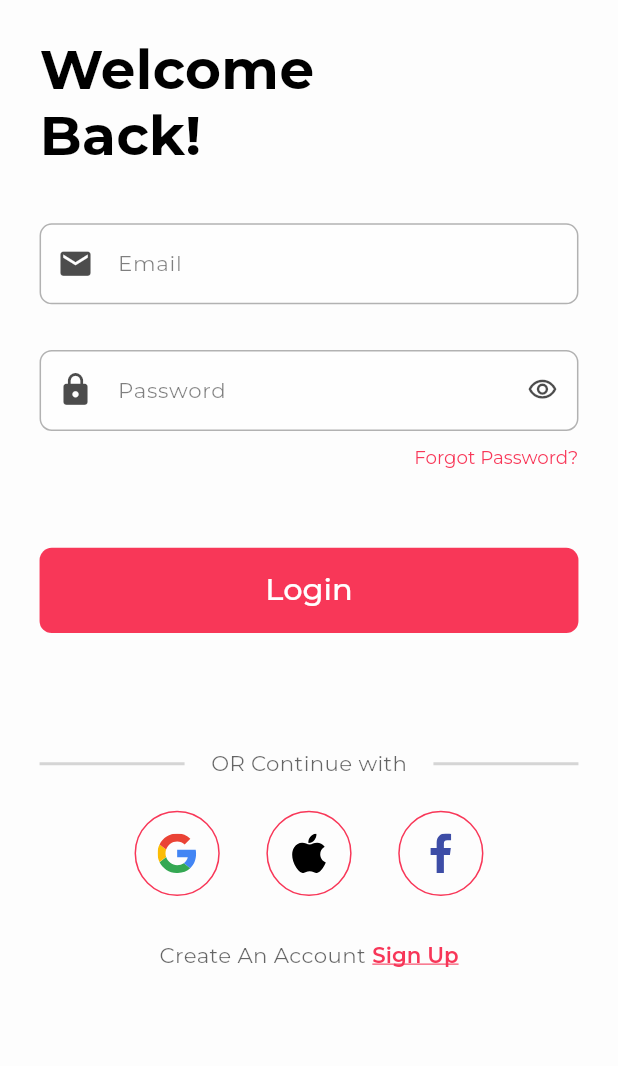
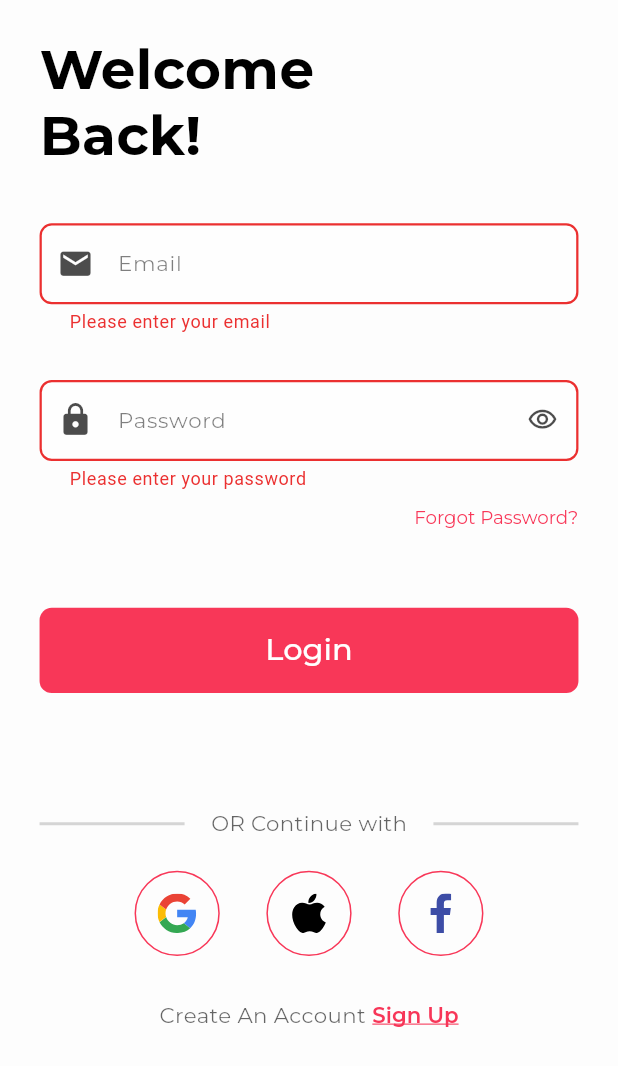
Before and after one commit to EsAm1973/Stylish, a Flutter app: the LoginView screen opened by its route, after a tap on "Login", on a phone screen of 412 x 824 dp. Shown: the top 1066 px of the screen. Run offline on Flutter 3.47's test engine with Material 3 defaults, Android fonts, the phone set to English and light mode, and no system bars; our stand-ins replace dartz, dio, dots_indicator, equatable, flutter_bloc, flutter_screenutil and 6 more; accounts and stored records are empty.

Commit message:
Finish Login Logic to login users

```diff
--- a/lib/Core/utils/app_endpoints.dart
+++ b/lib/Core/utils/app_endpoints.dart
@@ -1,3 +1,4 @@
 abstract class AppEndpoints {
-  static const String createUser = 'users/';
+  static const String register = 'users/';
+  static const String login = 'auth/login/';
 }
--- a/lib/Core/utils/app_router.dart
+++ b/lib/Core/utils/app_router.dart
@@ -2,6 +2,7 @@ import 'package:flutter_bloc/flutter_bloc.dart';
 import 'package:go_router/go_router.dart';
 import 'package:stylish/Core/services/getit_service.dart';
 import 'package:stylish/Features/auth/data/repos/auth_repo.dart';
+import 'package:stylish/Features/auth/presentation/manager/login/login_cubit.dart';
 import 'package:stylish/Features/auth/presentation/manager/register/register_cubit.dart';
 import 'package:stylish/Features/auth/presentation/views/forget_pass_view.dart';
 import 'package:stylish/Features/auth/presentation/views/login_view.dart';
@@ -28,7 +29,10 @@ abstract class AppRouter {
       ),
       GoRoute(
         path: kLoginRoute,
-        builder: (context, state) => const LoginView(),
+        builder: (context, state) => BlocProvider(
+          create: (context) => LoginCubit(getit<AuthRepo>()),
+          child: const LoginView(),
+        ),
       ),
       GoRoute(
         path: kSignupRoute,
--- a/lib/Features/auth/data/repos/auth_repo.dart
+++ b/lib/Features/auth/data/repos/auth_repo.dart
@@ -1,7 +1,6 @@
 import 'package:dartz/dartz.dart';
 import 'package:stylish/Core/errors/failure.dart';
 
-/// Abstract repository for authentication operations
 abstract class AuthRepo {
   Future<Either<Failure, Map<String, dynamic>>> register({
     required String name,
@@ -9,4 +8,9 @@ abstract class AuthRepo {
     required String password,
     String? avatar,
   });
+
+  Future<Either<Failure, Map<String, dynamic>>> login({
+    required String email,
+    required String password,
+  });
 }
--- /dev/null
+++ b/lib/Features/auth/presentation/manager/login/login_cubit.dart
@@ -0,0 +1,28 @@
+import 'package:flutter_bloc/flutter_bloc.dart';
+import 'package:stylish/Features/auth/data/repos/auth_repo.dart';
+import 'package:stylish/Features/auth/presentation/manager/login/login_state.dart';
+
+class LoginCubit extends Cubit<LoginState> {
+  final AuthRepo _authRepo;
+
+  LoginCubit(this._authRepo) : super(const LoginInitial());
+
+  Future<void> login({required String email, required String password}) async {
+    emit(const LoginLoading());
+
+    final result = await _authRepo.login(email: email, password: password);
+
+    result.fold(
+      (failure) {
+        emit(LoginFailure(errorMessage: failure.errorMessage));
+      },
+      (loginData) {
+        emit(LoginSuccess(loginData: loginData));
+      },
+    );
+  }
+
+  void resetState() {
+    emit(const LoginInitial());
+  }
+}
--- /dev/null
+++ b/lib/Features/auth/presentation/manager/login/login_state.dart
@@ -0,0 +1,34 @@
+import 'package:equatable/equatable.dart';
+
+abstract class LoginState extends Equatable {
+  const LoginState();
+
+  @override
+  List<Object?> get props => [];
+}
+
+class LoginInitial extends LoginState {
+  const LoginInitial();
+}
+
+class LoginLoading extends LoginState {
+  const LoginLoading();
+}
+
+class LoginSuccess extends LoginState {
+  final Map<String, dynamic> loginData;
+
+  const LoginSuccess({required this.loginData});
+
+  @override
+  List<Object?> get props => [loginData];
+}
+
+class LoginFailure extends LoginState {
+  final String errorMessage;
+
+  const LoginFailure({required this.errorMessage});
+
+  @override
+  List<Object?> get props => [errorMessage];
+}
--- a/lib/Features/auth/presentation/views/widgets/login_form.dart
+++ b/lib/Features/auth/presentation/views/widgets/login_form.dart
@@ -9,12 +9,13 @@ class LoginForm extends StatefulWidget {
   const LoginForm({super.key});
 
   @override
-  State<LoginForm> createState() => _LoginFormState();
+  State<LoginForm> createState() => LoginFormState();
 }
 
-class _LoginFormState extends State<LoginForm> {
+class LoginFormState extends State<LoginForm> {
   final TextEditingController _emailController = TextEditingController();
   final TextEditingController _passwordController = TextEditingController();
+  final GlobalKey<FormState> formKey = GlobalKey<FormState>();
   bool _obscurePassword = true;
 
   @override
@@ -24,9 +25,38 @@ class _LoginFormState extends State<LoginForm> {
     super.dispose();
   }
 
+  String? _validateEmail(String? value) {
+    if (value == null || value.trim().isEmpty) {
+      return 'Please enter your email';
+    }
+    final emailRegex = RegExp(
+      r'^[a-zA-Z0-9._%+-]+@[a-zA-Z0-9.-]+\.[a-zA-Z]{2,}$',
+    );
+    if (!emailRegex.hasMatch(value.trim())) {
+      return 'Please enter a valid email';
+    }
+    return null;
+  }
+
+  String? _validatePassword(String? value) {
+    if (value == null || value.isEmpty) {
+      return 'Please enter your password';
+    }
+    if (value.length < 6) {
+      return 'Password must be at least 6 characters';
+    }
+    return null;
+  }
+
+  String get email => _emailController.text.trim();
+  String get password => _passwordController.text;
+
   @override
   Widget build(BuildContext context) {
-    return Column(
+    return Form(
+      key: formKey,
+      child: Column(
+        crossAxisAlignment: CrossAxisAlignment.start,
         children: [
           CustomTextField(
             controller: _emailController,
@@ -38,6 +68,7 @@ class _LoginFormState extends State<LoginForm> {
             ),
             keyboardType: TextInputType.emailAddress,
             textInputAction: TextInputAction.next,
+            validator: _validateEmail,
           ),
           SizedBox(height: 30.h),
           CustomTextField(
@@ -64,6 +95,7 @@ class _LoginFormState extends State<LoginForm> {
               },
             ),
             textInputAction: TextInputAction.done,
+            validator: _validatePassword,
             onSubmitted: (_) => {},
           ),
           SizedBox(height: 9.h),
@@ -87,6 +119,7 @@ class _LoginFormState extends State<LoginForm> {
             ),
           ),
         ],
+      ),
     );
   }
 }
--- a/lib/Features/auth/presentation/views/widgets/login_view_body.dart
+++ b/lib/Features/auth/presentation/views/widgets/login_view_body.dart
@@ -1,6 +1,11 @@
 import 'package:flutter/material.dart';
+import 'package:flutter_bloc/flutter_bloc.dart';
 import 'package:flutter_screenutil/flutter_screenutil.dart';
+import 'package:go_router/go_router.dart';
 import 'package:stylish/Core/widgets/custom_button.dart';
+import 'package:stylish/Features/auth/presentation/manager/login/login_cubit.dart';
+import 'package:stylish/Features/auth/presentation/manager/login/login_state.dart';
+import 'package:stylish/Features/auth/presentation/views/widgets/auth_dialog.dart';
 import 'package:stylish/Features/auth/presentation/views/widgets/login_form.dart';
 import 'package:stylish/Features/auth/presentation/views/widgets/or_continue_with_divider.dart';
 import 'package:stylish/Features/auth/presentation/views/widgets/signup_navigation.dart';
@@ -12,15 +17,56 @@ class LoginViewBody extends StatelessWidget {
 
   @override
   Widget build(BuildContext context) {
+    final formKey = GlobalKey<LoginFormState>();
+
+    return BlocConsumer<LoginCubit, LoginState>(
+      listener: (context, state) {
+        if (state is LoginSuccess) {
+          showDialog(
+            context: context,
+            barrierDismissible: false,
+            builder: (context) => const AuthDialog(
+              isSuccess: true,
+              message: 'Login successful! Welcome back.',
+            ),
+          ).then((_) {
+            // Navigate to home page - update this route when home is ready
+            GoRouter.of(context).pop();
+          });
+        } else if (state is LoginFailure) {
+          showDialog(
+            context: context,
+            builder: (context) =>
+                AuthDialog(isSuccess: false, message: state.errorMessage),
+          );
+        }
+      },
+      builder: (context, state) {
+        final isLoading = state is LoginLoading;
+
         return SingleChildScrollView(
           padding: EdgeInsets.symmetric(horizontal: 24.w, vertical: 24.h),
           child: Column(
             crossAxisAlignment: CrossAxisAlignment.start,
             children: [
               const WelcomeText(),
-          const LoginForm(),
+              LoginForm(key: formKey),
               SizedBox(height: 52.h),
-          CustomButton(text: 'Login', onPressed: () {}),
+              CustomButton(
+                text: isLoading ? 'Logging in...' : 'Login',
+                onPressed: isLoading
+                    ? () {}
+                    : () {
+                        final form = formKey.currentState;
+                        if (form != null &&
+                            form.formKey.currentState!.validate()) {
+                          context.read<LoginCubit>().login(
+                            email: form.email,
+                            password: form.password,
+                          );
+                        }
+                      },
+              ),
               SizedBox(height: 75.h),
               const OrContinueWithDivider(),
               SizedBox(height: 20.h),
@@ -30,5 +76,7 @@ class LoginViewBody extends StatelessWidget {
             ],
           ),
         );
+      },
+    );
   }
 }
--- a/pubspec.yaml
+++ b/pubspec.yaml
@@ -46,6 +46,7 @@ dependencies:
   freezed_annotation: ^3.1.0
   flutter_bloc: ^9.1.1
   equatable:
+  flutter_secure_storage:
 
 dev_dependencies:
   flutter_test:
```
Also changed, not shown: lib/Core/services/getit_service.dart (+9 -3 lines), lib/Core/services/secure_storage_service.dart (added, +37 -0 lines), lib/Features/auth/data/repos/auth_repo_implementation.dart (+36 -2 lines), pubspec.lock, 5 other files. Lines whose indentation alone changed are shown as unchanged.
